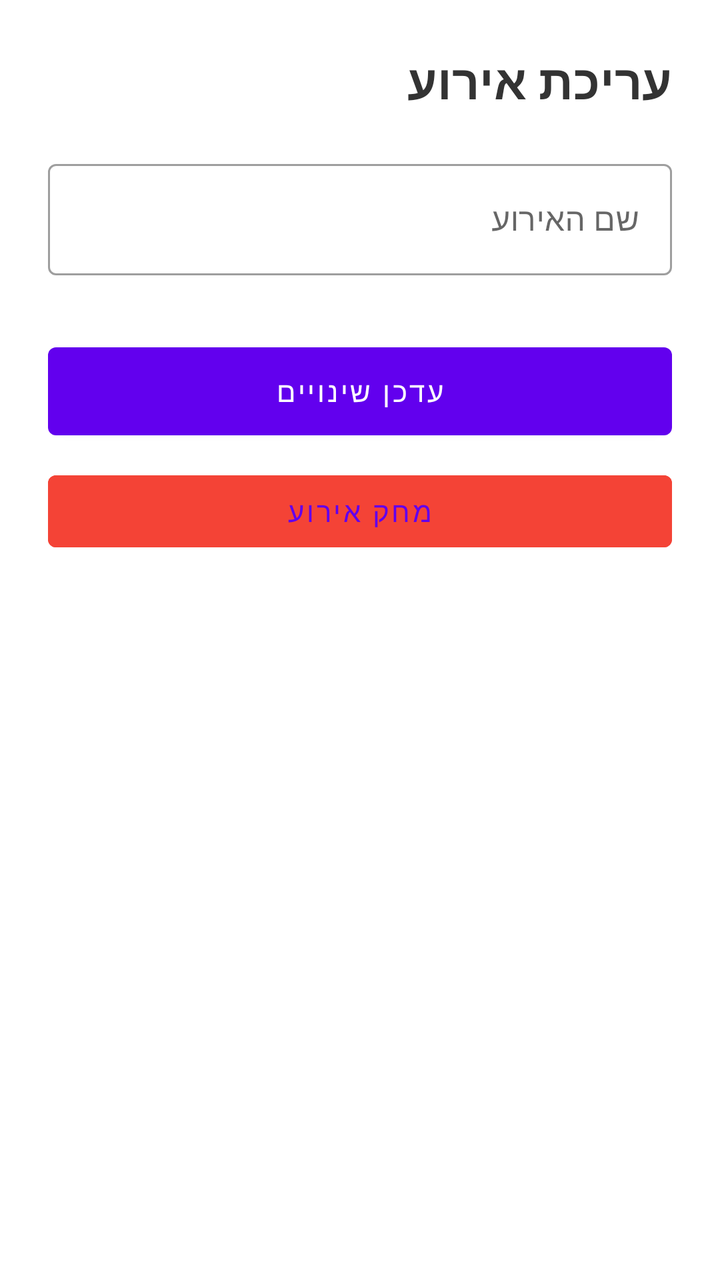
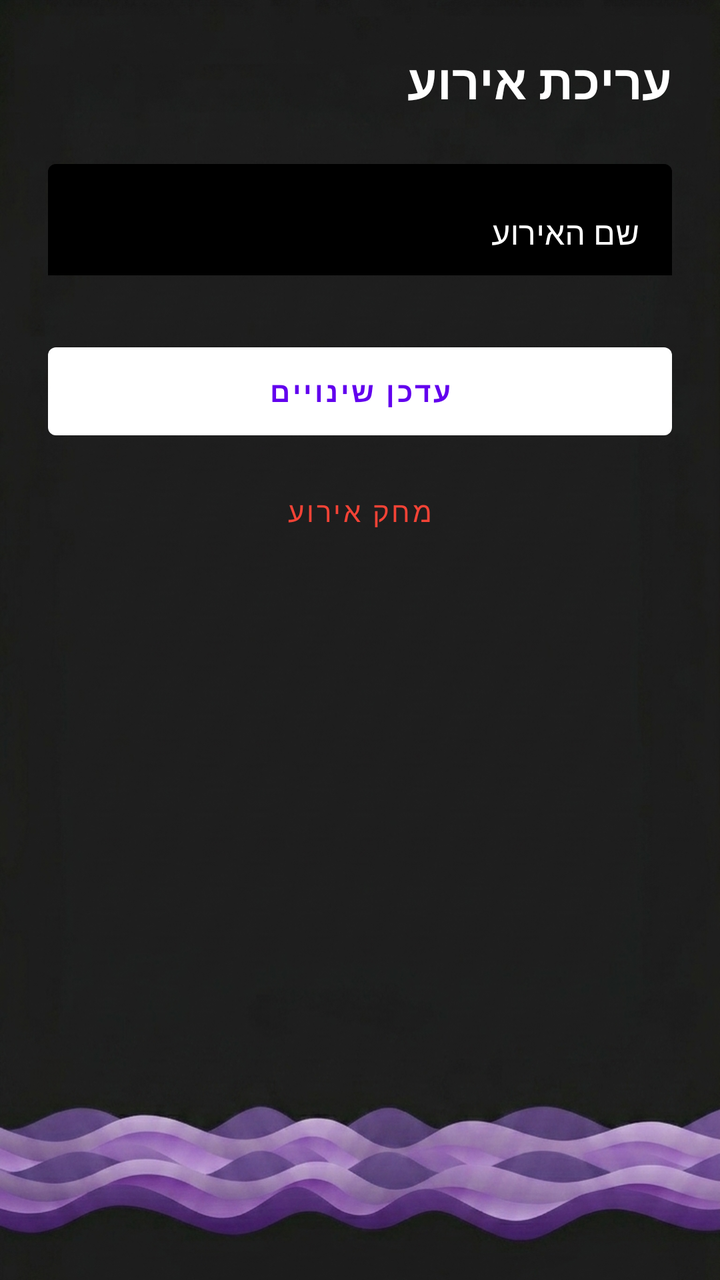

Screens rendered from an Android XML layout before and after an edit, with the pre-edit source and the edit as a unified diff.
<!-- AndroidManifest.xml: application theme Theme.MaterialComponents.DayNight.NoActionBar -->
<!-- res/layout/update_event_activity.xml -->
<?xml version="1.0" encoding="utf-8"?>
<LinearLayout xmlns:android="http://schemas.android.com/apk/res/android"
    xmlns:app="http://schemas.android.com/apk/res-auto"
    android:layout_width="match_parent"
    android:layout_height="match_parent"
    android:orientation="vertical"
    android:padding="24dp"
    android:background="#FFFFFF">

    <TextView
        android:layout_width="match_parent"
        android:layout_height="wrap_content"
        android:text="עריכת אירוע"
        android:textSize="24sp"
        android:textStyle="bold"
        android:layout_marginBottom="20dp"
        android:textColor="#333333"/>

    <com.google.android.material.textfield.TextInputLayout
        style="@style/Widget.MaterialComponents.TextInputLayout.OutlinedBox"
        android:layout_width="match_parent"
        android:layout_height="wrap_content"
        android:hint="שם האירוע">
        <com.google.android.material.textfield.TextInputEditText
            android:id="@+id/etTitleUpdate"
            android:layout_width="match_parent"
            android:layout_height="wrap_content" />
    </com.google.android.material.textfield.TextInputLayout>

    <Button
        android:id="@+id/btnUpdate"
        android:layout_width="match_parent"
        android:layout_height="56dp"
        android:layout_marginTop="30dp"
        android:text="עדכן שינויים"
        app:backgroundTint="#6200EE"
        android:textColor="#FFFFFF"/>

    <Button
        android:id="@+id/btnDelete"
        android:layout_width="match_parent"
        android:layout_height="wrap_content"
        android:layout_marginTop="8dp"
        android:text="מחק אירוע"
        android:backgroundTint="#F44336"
        style="@style/Widget.MaterialComponents.Button.TextButton"/>

</LinearLayout>
<!-- resources referenced by this layout -->
<resources>

</resources>

<!-- the commit's change to res/layout/update_event_activity.xml (unified diff, before → after) -->
@@ -5,7 +5,7 @@
     android:layout_height="match_parent"
     android:orientation="vertical"
     android:padding="24dp"
-    android:background="#FFFFFF">
+    android:background="@drawable/other_page_background">
 
     <TextView
         android:layout_width="match_parent"
@@ -14,17 +14,23 @@
         android:textSize="24sp"
         android:textStyle="bold"
         android:layout_marginBottom="20dp"
-        android:textColor="#333333"/>
+        android:textColor="#FFFFFF"/>
 
     <com.google.android.material.textfield.TextInputLayout
-        style="@style/Widget.MaterialComponents.TextInputLayout.OutlinedBox"
         android:layout_width="match_parent"
         android:layout_height="wrap_content"
-        android:hint="שם האירוע">
+        android:hint="שם האירוע"
+        app:boxBackgroundColor="#000000"
+        app:boxBackgroundMode="outline"
+        app:hintTextColor="#FFFFFF"
+        android:textColorHint="#FFFFFF"
+        app:boxStrokeColor="#FFFFFF"
+        app:boxStrokeWidth="1dp">
         <com.google.android.material.textfield.TextInputEditText
             android:id="@+id/etTitleUpdate"
             android:layout_width="match_parent"
-            android:layout_height="wrap_content" />
+            android:layout_height="wrap_content"
+            android:textColor="#FFFFFF" />
     </com.google.android.material.textfield.TextInputLayout>
 
     <Button
@@ -33,8 +39,9 @@
         android:layout_height="56dp"
         android:layout_marginTop="30dp"
         android:text="עדכן שינויים"
-        app:backgroundTint="#6200EE"
-        android:textColor="#FFFFFF"/>
+        app:backgroundTint="#FFFFFF"
+        android:textColor="#6200EE"
+        android:textStyle="bold"/>
 
     <Button
         android:id="@+id/btnDelete"
@@ -42,7 +49,7 @@
         android:layout_height="wrap_content"
         android:layout_marginTop="8dp"
         android:text="מחק אירוע"
-        android:backgroundTint="#F44336"
+        android:textColor="#F44336"
         style="@style/Widget.MaterialComponents.Button.TextButton"/>
 
 </LinearLayout>
<!-- resource entries referenced after the edit -->
@@ -1,5 +1,5 @@
 <!-- resources referenced by this layout -->
 <resources>
-
+  <!-- drawable other_page_background: png bitmap (drawable, 591084 bytes) -->
 </resources>
 
